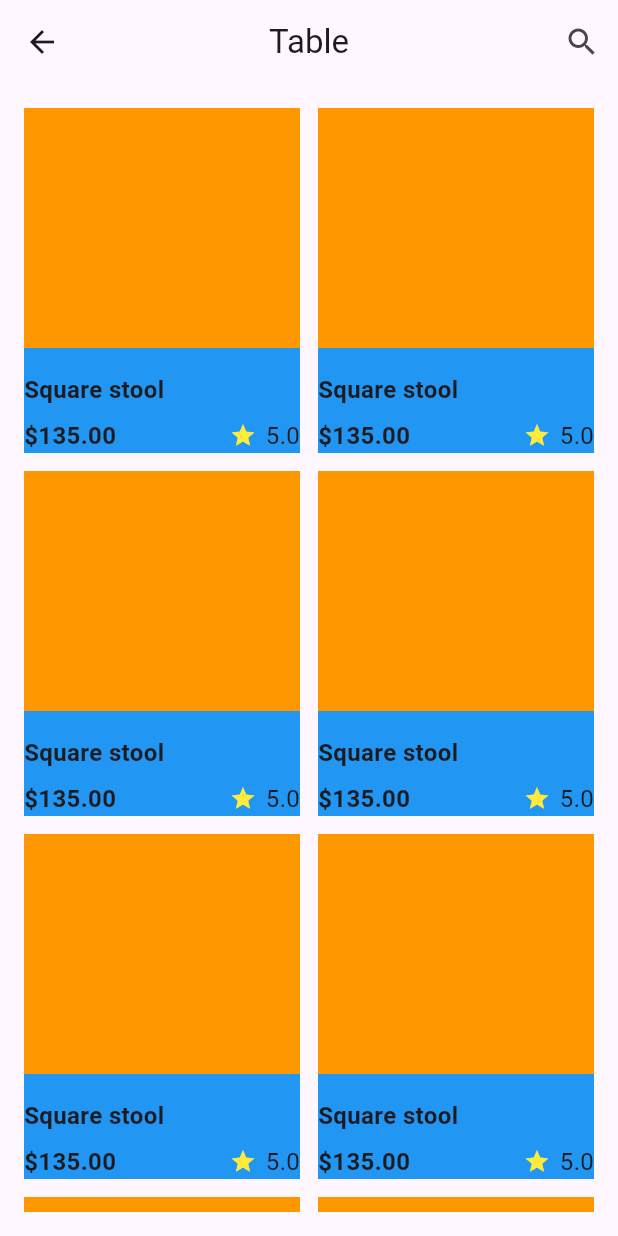
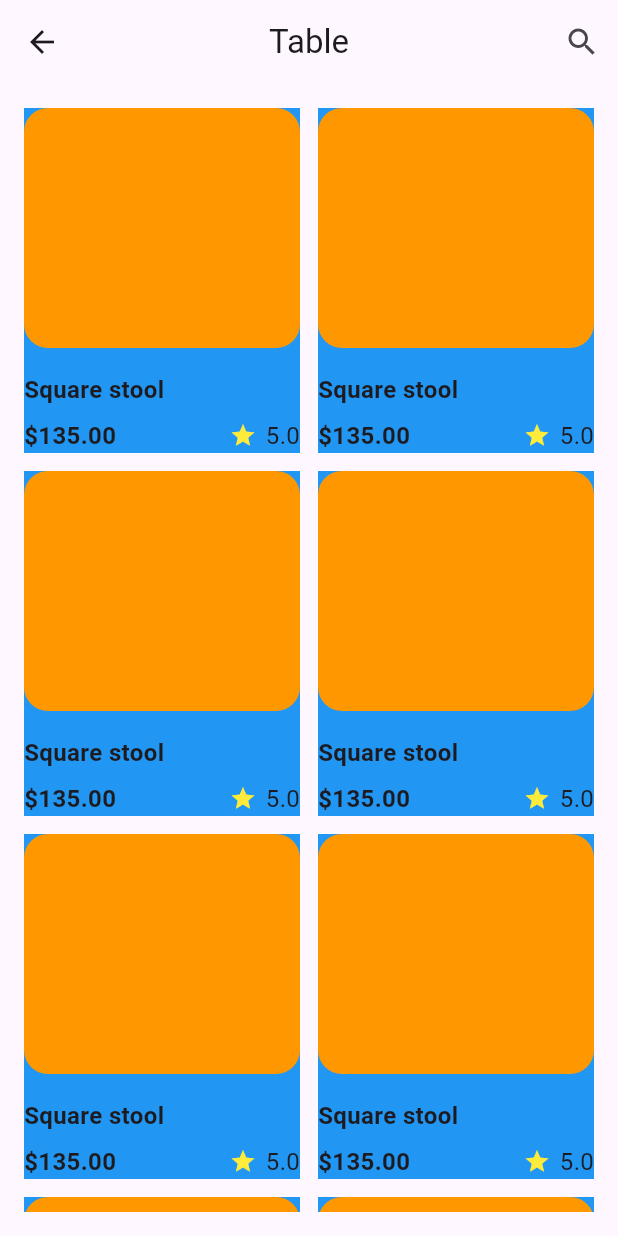
Before and after one commit to JAICHANGPARK/flutter_notebook_chapter_49, a Flutter app: the FurnitureTablePage screen opened directly, on a phone screen of 412 x 824 dp. Run offline on Flutter 3.47's test engine with Material 3 defaults, Android fonts, the phone set to English and light mode, and no system bars; our stand-ins replace dots_indicator, gap, google_fonts.

Commit message:
Update furniture_table_page.dart

```diff
--- a/lib/ep2460_furniture_app/ui/furniture_table_page.dart
+++ b/lib/ep2460_furniture_app/ui/furniture_table_page.dart
@@ -36,7 +36,8 @@ class _FurnitureTablePageState extends State<FurnitureTablePage> {
                   children: [
                     Expanded(
                       child: Container(
-                        decoration: BoxDecoration(color: Colors.orange),
+                        decoration: BoxDecoration(color: Colors.orange,
+                        borderRadius: .circular(16),),
                       ),
                     ),
                     Column(
```
